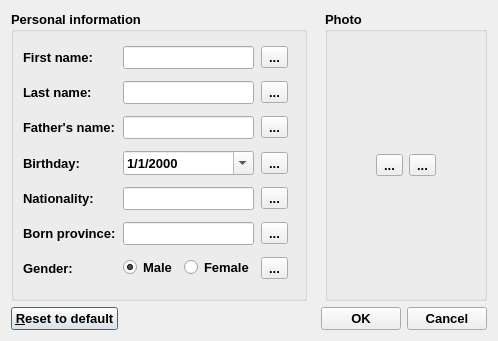
First picture: the form in ui/infoeditor.ui, repository amirmohsen1384/DataBox, before the edit.
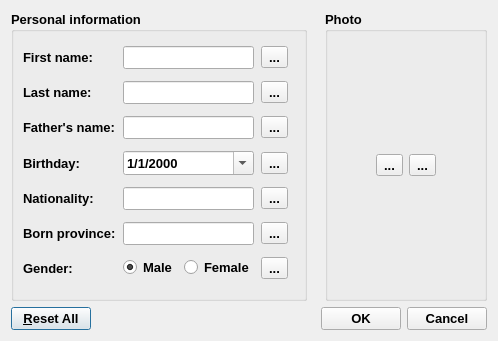
Second picture: the form after the edit. Icons and pictures are not drawn.

```diff
--- a/ui/infoeditor.ui
+++ b/ui/infoeditor.ui
@@ -419,7 +419,7 @@
         <string>Reset all values to their inital value</string>
        </property>
        <property name="text">
-        <string>&amp;Reset to default</string>
+        <string>&amp;Reset All</string>
        </property>
       </widget>
      </item>
```
Left out of the diff: 4 changed lines with no effect on the pictures.
